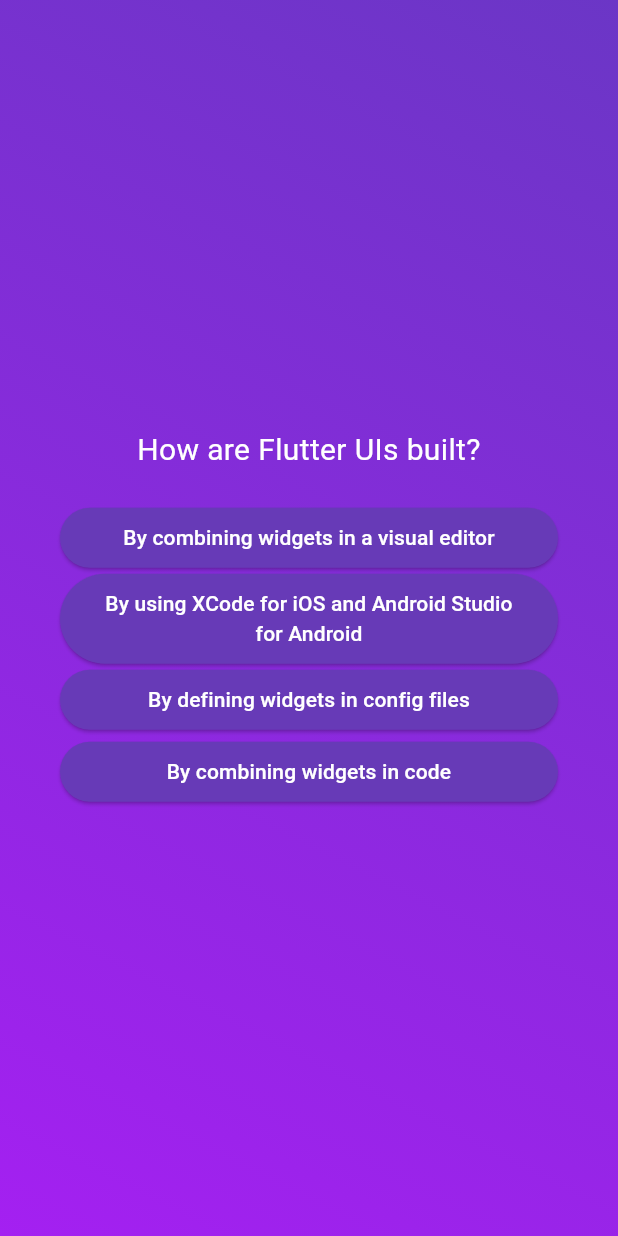
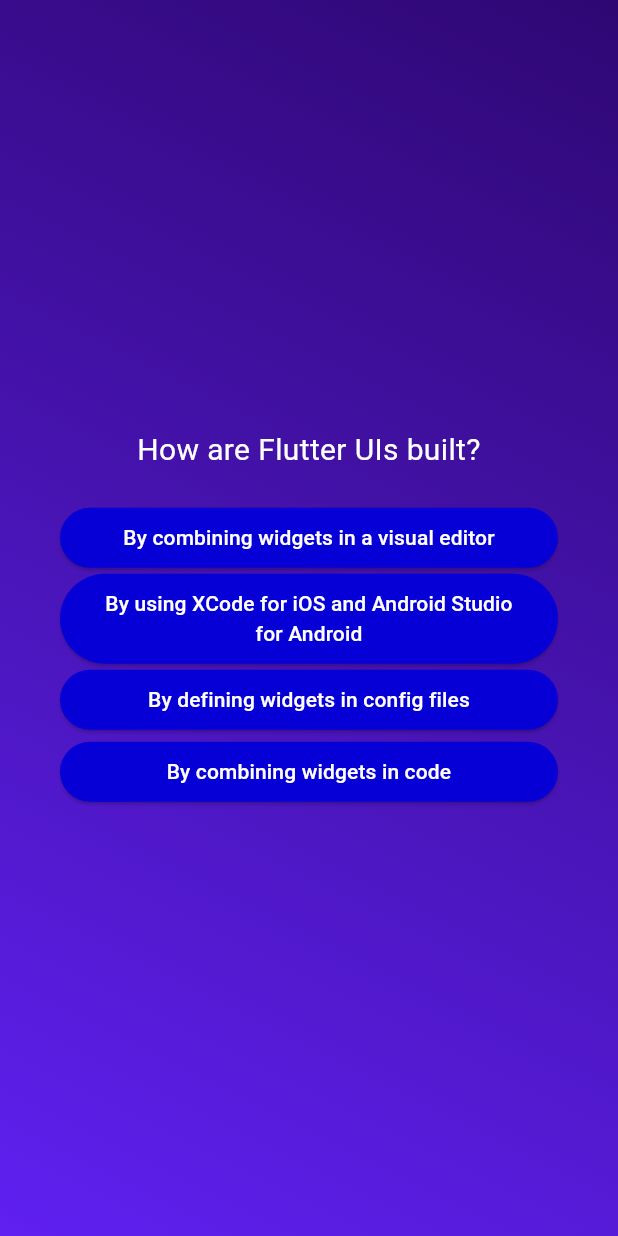
Before and after one commit to saikatcodec/Quiz_App, a Flutter app: the screen it shows after launch, after a tap on "Start Quiz", after a tap on "Components", on a phone screen of 412 x 824 dp. Run offline on Flutter 3.47's test engine with Material 3 defaults, Android fonts, the phone set to English and light mode, and no system bars; our stand-ins replace google_fonts; Roboto replaces fonts that are missing (Ubuntu).

```diff
--- a/lib/answer_button.dart
+++ b/lib/answer_button.dart
@@ -12,7 +12,7 @@ class AnswerButton extends StatelessWidget {
       onPressed: onTap,
       style: ElevatedButton.styleFrom(
         padding: const EdgeInsets.symmetric(horizontal: 20, vertical: 10),
-        backgroundColor: Colors.deepPurple,
+        backgroundColor: const Color.fromARGB(255, 7, 0, 214),
         foregroundColor: Colors.white,
         shape: RoundedRectangleBorder(borderRadius: BorderRadius.circular(40)),
       ),
--- a/lib/home.dart
+++ b/lib/home.dart
@@ -30,7 +30,7 @@ class Home extends StatelessWidget {
           FilledButton.icon(
             onPressed: switchScreen,
             style: FilledButton.styleFrom(
-              backgroundColor: const Color.fromARGB(255, 121, 0, 214),
+              backgroundColor: const Color.fromARGB(255, 7, 0, 214),
               shape: BeveledRectangleBorder(
                   borderRadius: BorderRadius.circular(0)),
             ),
--- a/lib/questions_screen.dart
+++ b/lib/questions_screen.dart
@@ -5,7 +5,12 @@ import 'package:quiz_app/answer_button.dart';
 import 'package:quiz_app/data/questions.dart';
 
 class QuestionsScreen extends StatefulWidget {
-  const QuestionsScreen({super.key});
+  final void Function(String answer) onSelectedAnswer;
+
+  const QuestionsScreen({
+    super.key,
+    required this.onSelectedAnswer,
+  });
 
   @override
   State<QuestionsScreen> createState() {
@@ -16,7 +21,9 @@ class QuestionsScreen extends StatefulWidget {
 class _QuestionsScreenState extends State<QuestionsScreen> {
   var crntQuestionIndx = 0;
 
-  void answerTap() {
+  void answerTap(String answerText) {
+    widget.onSelectedAnswer(answerText);
+
     setState(() {
       crntQuestionIndx++;
     });
@@ -47,7 +54,9 @@ class _QuestionsScreenState extends State<QuestionsScreen> {
               (answer) {
                 return AnswerButton(
                   name: answer,
-                  onTap: answerTap,
+                  onTap: () {
+                    answerTap(answer);
+                  },
                 );
               },
             ),
--- a/lib/quiz.dart
+++ b/lib/quiz.dart
@@ -1,5 +1,6 @@
 import 'package:flutter/material.dart';
 
+import 'package:quiz_app/data/questions.dart';
 import 'package:quiz_app/home.dart';
 import 'package:quiz_app/questions_screen.dart';
 
@@ -13,22 +14,36 @@ class Quiz extends StatefulWidget {
 }
 
 class _QuizState extends State<Quiz> {
-  Widget? activeScreen;
-
-  @override
-  void initState() {
-    activeScreen = Home(switchScreen);
-    super.initState();
-  }
+  List<String> selectedAnswer = [];
+  var activeScreen = 'start_screen';
 
   void switchScreen() {
     setState(() {
-      activeScreen = const QuestionsScreen();
+      activeScreen = 'questions_screen';
     });
+  }
+
+  void choosenAnswer(String answer) {
+    selectedAnswer.add(answer);
+
+    if (selectedAnswer.length == questions.length) {
+      setState(() {
+        selectedAnswer = [];
+        activeScreen = 'start_screen';
+      });
+    }
   }
 
   @override
   Widget build(context) {
+    Widget screenWidget = Home(switchScreen);
+
+    if (activeScreen == 'questions_screen') {
+      screenWidget = QuestionsScreen(
+        onSelectedAnswer: choosenAnswer,
+      );
+    }
+
     return MaterialApp(
       title: 'Quiz App',
       home: Scaffold(
@@ -36,14 +51,14 @@ class _QuizState extends State<Quiz> {
           decoration: const BoxDecoration(
             gradient: LinearGradient(
               colors: [
-                Color.fromARGB(255, 107, 54, 198),
-                Color.fromARGB(255, 164, 32, 241),
+                Color.fromARGB(255, 47, 7, 115),
+                Color.fromARGB(255, 95, 32, 241),
               ],
               begin: Alignment.topRight,
               end: Alignment.bottomLeft,
             ),
           ),
-          child: activeScreen,
+          child: screenWidget,
         ),
       ),
     );
```
